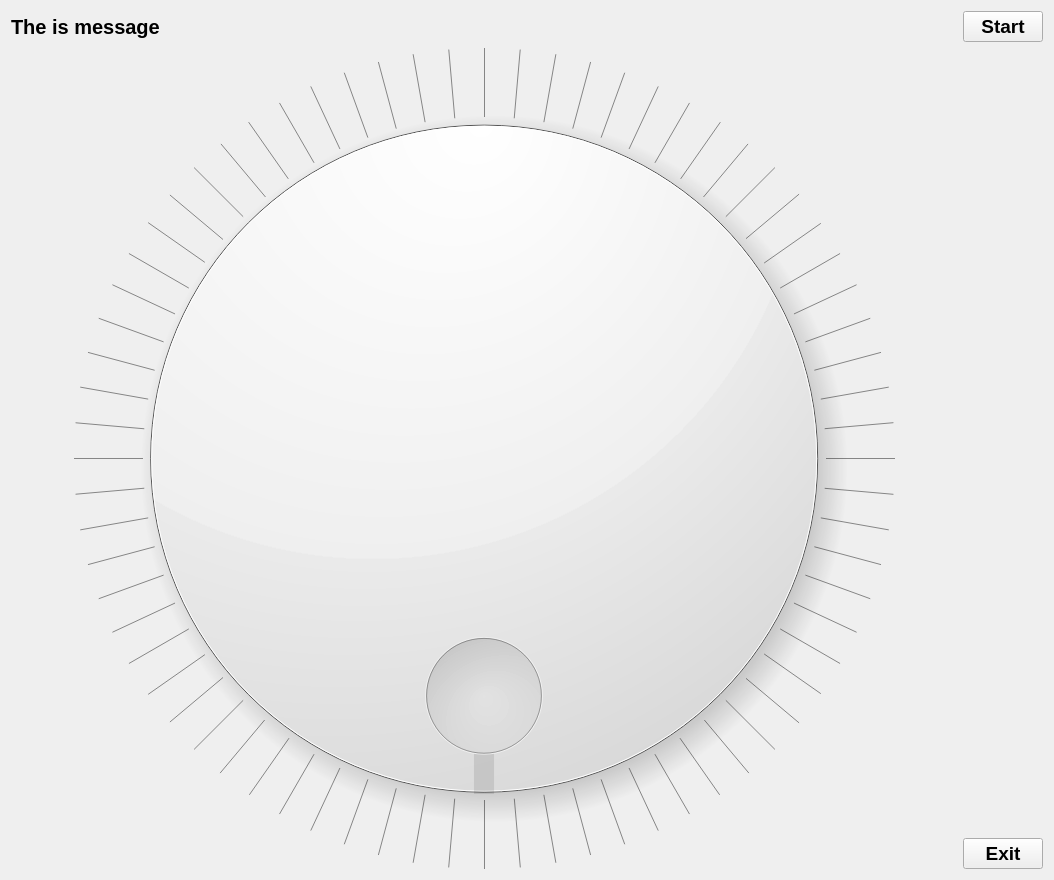
This is template/pc_assistant/pc_assistant/pc_assistant.ui in a730470317/My_stm32 as Qt 5 draws it before an edit. The edited form follows.
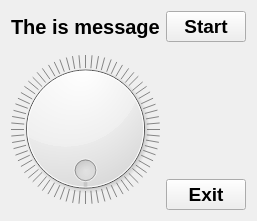
This is the edited form.

```diff
--- a/template/pc_assistant/pc_assistant/pc_assistant.ui
+++ b/template/pc_assistant/pc_assistant/pc_assistant.ui
@@ -6,8 +6,8 @@
    <rect>
     <x>0</x>
     <y>0</y>
-    <width>1054</width>
-    <height>880</height>
+    <width>253</width>
+    <height>221</height>
    </rect>
   </property>
   <property name="windowTitle">
```
